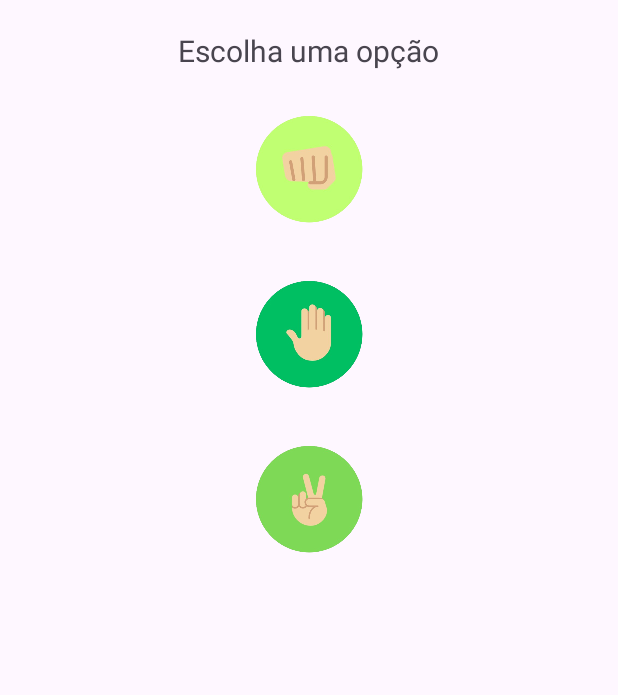
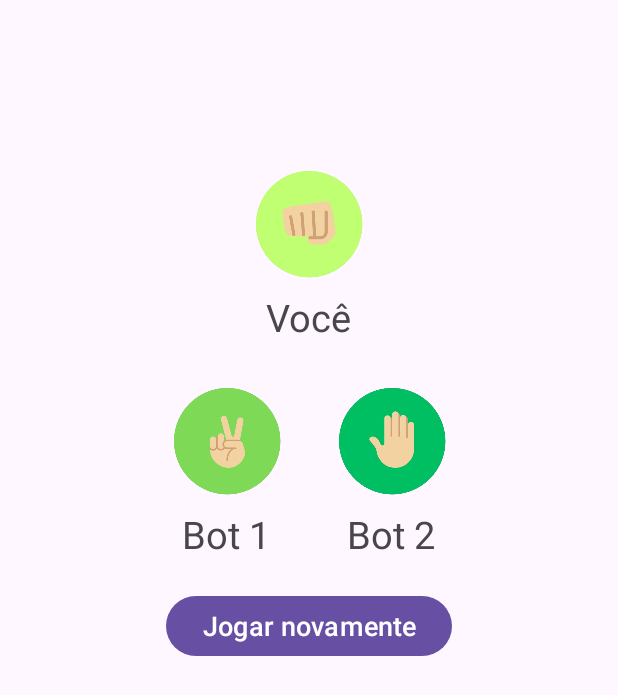
Before and after one commit to leticiotte/PedraPapelTesoura, an Android app: the layout fragment_three_players_round.xml on its own in the app's theme, with its tools: preview values and no code run, on a phone screen of 412 x 824 dp. Shown: the top 695 px of the screen. Run offline under Robolectric (Android 15) with nearby library versions, the phone set to English and light mode, and no system bars.

Commit message:
feat: implements RoundService logic and integrates it with fragments

```diff
--- a/app/src/main/AndroidManifest.xml
+++ b/app/src/main/AndroidManifest.xml
@@ -21,6 +21,10 @@
                 <category android:name="android.intent.category.LAUNCHER" />
             </intent-filter>
         </activity>
+        <service
+            android:name=".infrastructure.service.RoundService"
+            android:enabled="true"
+            android:exported="false" />
     </application>
 
 </manifest>
--- a/app/src/main/res/layout/fragment_three_players_round.xml
+++ b/app/src/main/res/layout/fragment_three_players_round.xml
@@ -12,7 +12,7 @@
         android:id="@+id/gameOptions3PNestedScrollView"
         android:layout_width="match_parent"
         android:layout_height="match_parent"
-        android:visibility="visible"
+        android:visibility="gone"
         tools:context=".ui.fragment.MembersFragment">
 
         <LinearLayout
@@ -89,7 +89,7 @@
         android:id="@+id/roundResult3PNestedScrollView"
         android:layout_width="match_parent"
         android:layout_height="match_parent"
-        android:visibility="gone"
+        android:visibility="visible"
         tools:context=".ui.fragment.MembersFragment">
 
         <androidx.constraintlayout.widget.ConstraintLayout
@@ -126,7 +126,6 @@
                         android:id="@+id/userChoice3PImg"
                         android:layout_width="90dp"
                         android:layout_height="90dp"
-                        android:layout_centerVertical="true"
                         android:clickable="true"
                         android:contentDescription="@string/rock_img_content_description"
                         android:focusable="true"
@@ -136,7 +135,7 @@
                         android:id="@+id/userLegend3PTv"
                         android:layout_width="wrap_content"
                         android:layout_height="wrap_content"
-                        android:text="Você"
+                        android:text="@string/you_tv"
                         android:textSize="25sp"
                         app:layout_constraintEnd_toEndOf="parent"
                         app:layout_constraintStart_toStartOf="parent"
@@ -156,13 +155,13 @@
                         android:layout_height="match_parent"
                         android:gravity="center"
                         android:orientation="vertical"
+                        android:paddingStart="10sp"
                         android:paddingEnd="10sp">
 
                         <ImageView
                             android:id="@+id/appPlayer1Choice3PImg"
                             android:layout_width="90dp"
                             android:layout_height="90dp"
-                            android:layout_centerVertical="true"
                             android:clickable="true"
                             android:contentDescription="@string/scissor_img_content_description"
                             android:focusable="true"
@@ -172,7 +171,7 @@
                             android:id="@+id/appPlayer1Legend3PTv"
                             android:layout_width="wrap_content"
                             android:layout_height="wrap_content"
-                            android:text="Bot 1"
+                            android:text="@string/bot_1_tv"
                             android:textSize="25sp"
                             app:layout_constraintEnd_toEndOf="parent"
                             app:layout_constraintStart_toStartOf="parent"
@@ -185,13 +184,13 @@
                         android:layout_height="match_parent"
                         android:gravity="center"
                         android:orientation="vertical"
-                        android:paddingStart="10sp">
+                        android:paddingStart="10sp"
+                        android:paddingEnd="10sp">
 
                         <ImageView
                             android:id="@+id/appPlayer2Choice3PImg"
                             android:layout_width="90dp"
                             android:layout_height="90dp"
-                            android:layout_centerVertical="true"
                             android:backgroundTint="@color/black"
                             android:clickable="true"
                             android:contentDescription="@string/paper_img_content_description"
@@ -202,7 +201,7 @@
                             android:id="@+id/appPlayer2Legend3PTv"
                             android:layout_width="wrap_content"
                             android:layout_height="wrap_content"
-                            android:text="Bot 2"
+                            android:text="@string/bot_2_tv"
                             android:textSize="25sp"
                             app:layout_constraintEnd_toEndOf="parent"
                             app:layout_constraintStart_toStartOf="parent"
@@ -212,21 +211,12 @@
                 </LinearLayout>
 
                 <Button
-                    android:id="@+id/nextRound3PBtn"
+                    android:id="@+id/playAgain3PBtn"
                     android:layout_width="wrap_content"
                     android:layout_height="wrap_content"
                     android:layout_marginTop="10sp"
-                    android:text="@string/next_round_button"
+                    android:text="@string/play_again_button"
                     android:textSize="18sp" />
-
-                <Button
-                    android:id="@+id/finishGame3PBtn"
-                    android:layout_width="wrap_content"
-                    android:layout_height="wrap_content"
-                    android:layout_marginTop="10sp"
-                    android:text="@string/finish_game_button"
-                    android:textSize="18sp"
-                    android:visibility="gone" />
 
 
             </LinearLayout>
--- a/app/src/main/res/values/strings.xml
+++ b/app/src/main/res/values/strings.xml
@@ -8,12 +8,17 @@
     <!-- Strings used for TextView -->
     <string name="players_quantity_tv">Quantidade de jogadores</string>
     <string name="choose_an_option_tv">Escolha uma opção</string>
+    <string name="you_tv">Você</string>
+    <string name="bot_1_tv">Bot 1</string>
+    <string name="bot_2_tv">Bot 2</string>
+    <string name="user_won_tv">Você ganhou!</string>
+    <string name="user_lost_tv">Você perdeu!</string>
+    <string name="tied_tv">Empatou!</string>
 
     <!-- Buttons names -->
     <string name="two_button">Dois</string>
     <string name="three_button">Três</string>
-    <string name="next_round_button">Próxima rodada</string>
-    <string name="finish_game_button">Finalizar jogo</string>
+    <string name="play_again_button">Jogar novamente</string>
 
     <!-- Strings used for image content descriptions -->
     <string name="rock_img_content_description">Imagem da opção pedra</string>
```
Also changed, not shown: app/src/main/java/com/example/pedrapapeltesoura/domain/model/enums/Choice.kt (added, +7 -0 lines), app/src/main/java/com/example/pedrapapeltesoura/domain/model/enums/RoundResult.kt (added, +7 -0 lines), app/src/main/java/com/example/pedrapapeltesoura/infrastructure/service/RoundService.kt (added, +75 -0 lines), app/src/main/java/com/example/pedrapapeltesoura/ui/fragment/RoundThreePlayersFragment.kt (+68 -4 lines), app/src/main/java/com/example/pedrapapeltesoura/ui/fragment/RoundTwoPlayersFragment.kt (+65 -6 lines), app/src/main/res/layout/fragment_two_players_round.xml (+8 -16 lines).
